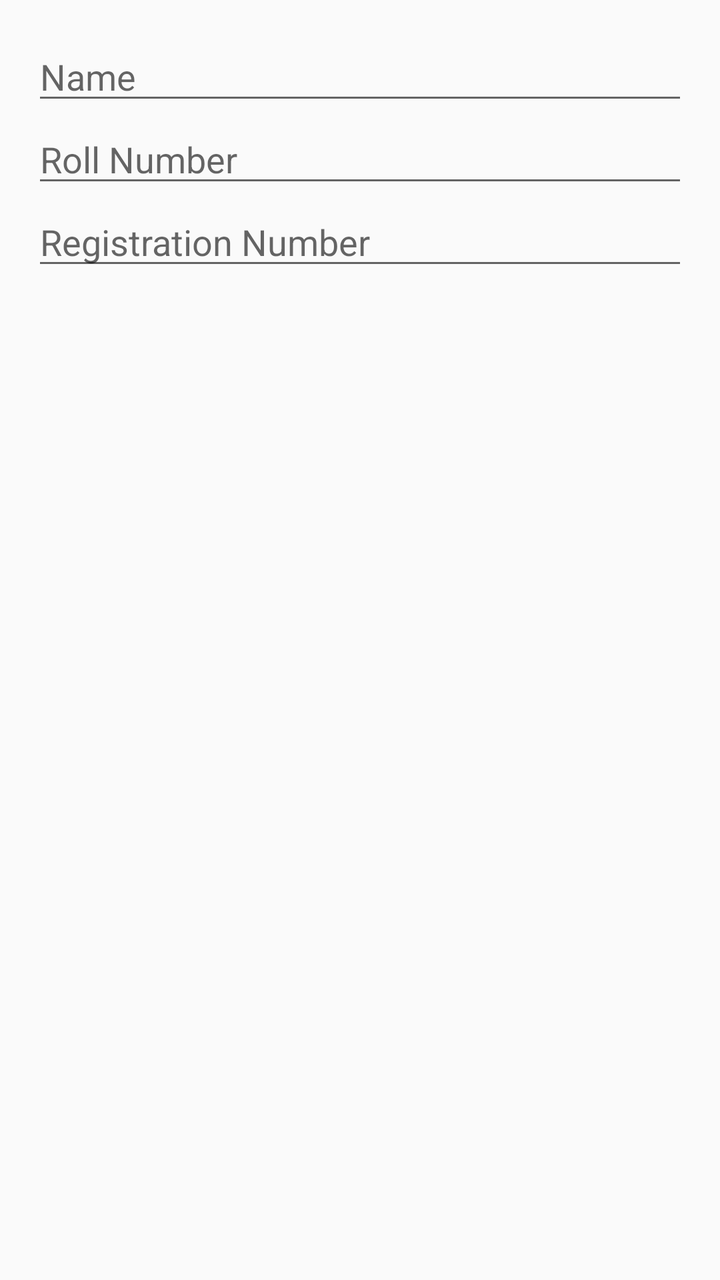
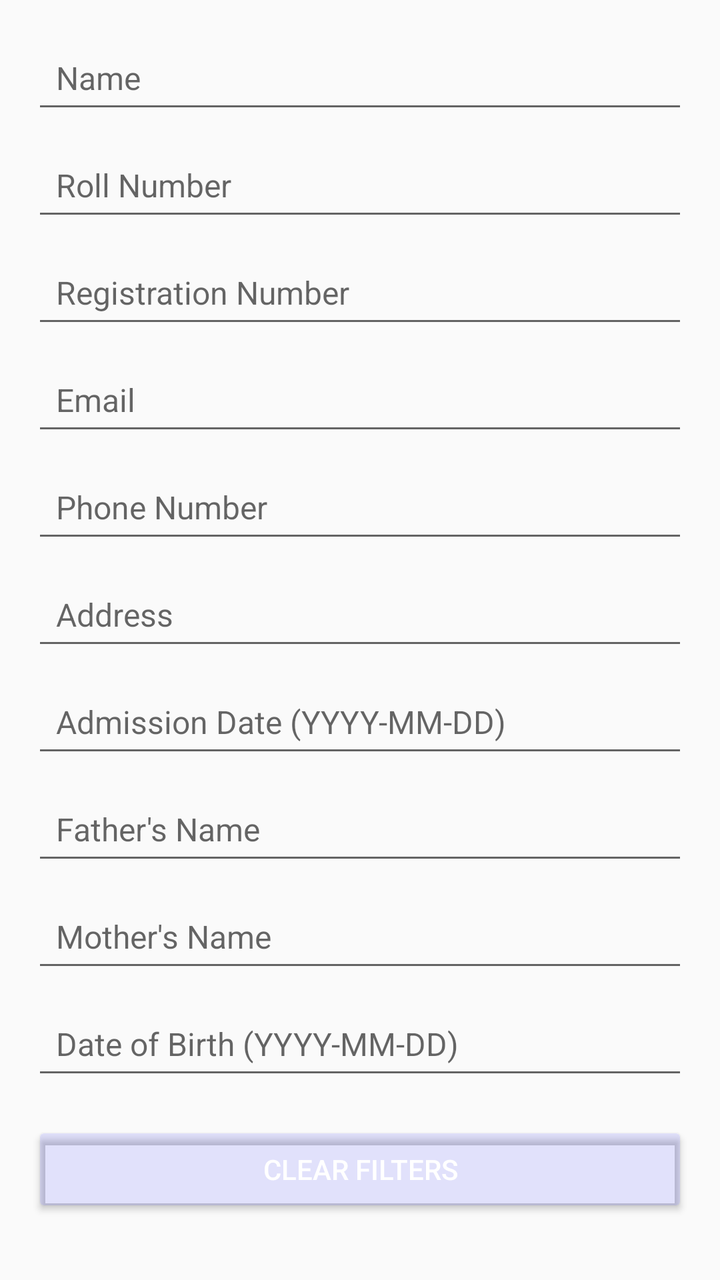

Two renders of the same Android screen: before a commit and after it. Below are the layout's source before the change and the commit's diff.
<!-- AndroidManifest.xml: application theme Theme.AppCompat.Light.DarkActionBar -->
<!-- res/layout/dialog_filter_student.xml -->
<?xml version="1.0" encoding="utf-8"?>
<ScrollView xmlns:android="http://schemas.android.com/apk/res/android"
    android:layout_width="match_parent"
    android:layout_height="wrap_content"
    android:padding="16dp">

    <LinearLayout
        android:orientation="vertical"
        android:layout_width="match_parent"
        android:layout_height="wrap_content">

        
        <EditText android:id="@+id/filterName"
            android:hint="Name" android:layout_width="match_parent"
            android:layout_height="wrap_content"/>

        <EditText android:id="@+id/filterRollNo"
            android:hint="Roll Number" android:layout_width="match_parent"
            android:layout_height="wrap_content"/>

        <EditText android:id="@+id/filterRegNo"
            android:hint="Registration Number" android:layout_width="match_parent"
            android:layout_height="wrap_content"/>

    </LinearLayout>
</ScrollView>
<!-- resources referenced by this layout -->
<resources>

</resources>

<!-- the commit's change to res/layout/dialog_filter_student.xml (unified diff, before → after) -->
@@ -5,22 +5,116 @@
     android:padding="16dp">
 
     <LinearLayout
-        android:orientation="vertical"
         android:layout_width="match_parent"
-        android:layout_height="wrap_content">
+        android:layout_height="wrap_content"
+        android:orientation="vertical">
 
-        
-        <EditText android:id="@+id/filterName"
-            android:hint="Name" android:layout_width="match_parent"
-            android:layout_height="wrap_content"/>
+        <EditText
+            android:id="@+id/filterName"
+            android:layout_width="match_parent"
+            android:layout_height="wrap_content"
+            android:hint="Name"
+            android:inputType="text"
+            android:padding="12dp"
+            android:textSize="16sp"/>
 
-        <EditText android:id="@+id/filterRollNo"
-            android:hint="Roll Number" android:layout_width="match_parent"
-            android:layout_height="wrap_content"/>
+        <EditText
+            android:id="@+id/filterRollNo"
+            android:layout_width="match_parent"
+            android:layout_height="wrap_content"
+            android:hint="Roll Number"
+            android:inputType="text"
+            android:layout_marginTop="8dp"
+            android:padding="12dp"
+            android:textSize="16sp"/>
 
-        <EditText android:id="@+id/filterRegNo"
-            android:hint="Registration Number" android:layout_width="match_parent"
-            android:layout_height="wrap_content"/>
+        <EditText
+            android:id="@+id/filterRegNo"
+            android:layout_width="match_parent"
+            android:layout_height="wrap_content"
+            android:hint="Registration Number"
+            android:inputType="text"
+            android:layout_marginTop="8dp"
+            android:padding="12dp"
+            android:textSize="16sp"/>
 
+        <EditText
+            android:id="@+id/filterEmail"
+            android:layout_width="match_parent"
+            android:layout_height="wrap_content"
+            android:hint="Email"
+            android:inputType="textEmailAddress"
+            android:layout_marginTop="8dp"
+            android:padding="12dp"
+            android:textSize="16sp"/>
+
+        <EditText
+            android:id="@+id/filterPhone"
+            android:layout_width="match_parent"
+            android:layout_height="wrap_content"
+            android:hint="Phone Number"
+            android:inputType="phone"
+            android:layout_marginTop="8dp"
+            android:padding="12dp"
+            android:textSize="16sp"/>
+
+        <EditText
+            android:id="@+id/filterAddress"
+            android:layout_width="match_parent"
+            android:layout_height="wrap_content"
+            android:hint="Address"
+            android:inputType="textPostalAddress"
+            android:layout_marginTop="8dp"
+            android:padding="12dp"
+            android:textSize="16sp"/>
+
+        <EditText
+            android:id="@+id/filterAdmissionDate"
+            android:layout_width="match_parent"
+            android:layout_height="wrap_content"
+            android:hint="Admission Date (YYYY-MM-DD)"
+            android:inputType="date"
+            android:layout_marginTop="8dp"
+            android:padding="12dp"
+            android:textSize="16sp"/>
+
+        <EditText
+            android:id="@+id/filterFatherName"
+            android:layout_width="match_parent"
+            android:layout_height="wrap_content"
+            android:hint="Father's Name"
+            android:inputType="text"
+            android:layout_marginTop="8dp"
+            android:padding="12dp"
+            android:textSize="16sp"/>
+
+        <EditText
+            android:id="@+id/filterMotherName"
+            android:layout_width="match_parent"
+            android:layout_height="wrap_content"
+            android:hint="Mother's Name"
+            android:inputType="text"
+            android:layout_marginTop="8dp"
+            android:padding="12dp"
+            android:textSize="16sp"/>
+
+        <EditText
+            android:id="@+id/filterDob"
+            android:layout_width="match_parent"
+            android:layout_height="wrap_content"
+            android:hint="Date of Birth (YYYY-MM-DD)"
+            android:inputType="date"
+            android:layout_marginTop="8dp"
+            android:padding="12dp"
+            android:textSize="16sp"/>
+
+        <Button
+            android:id="@+id/btnClearFilters"
+            android:layout_width="match_parent"
+            android:layout_height="wrap_content"
+            android:text="Clear Filters"
+            android:layout_marginTop="16dp"
+            android:backgroundTint="#1d1c1cff"
+            android:textColor="@android:color/white"/>
     </LinearLayout>
 </ScrollView>
